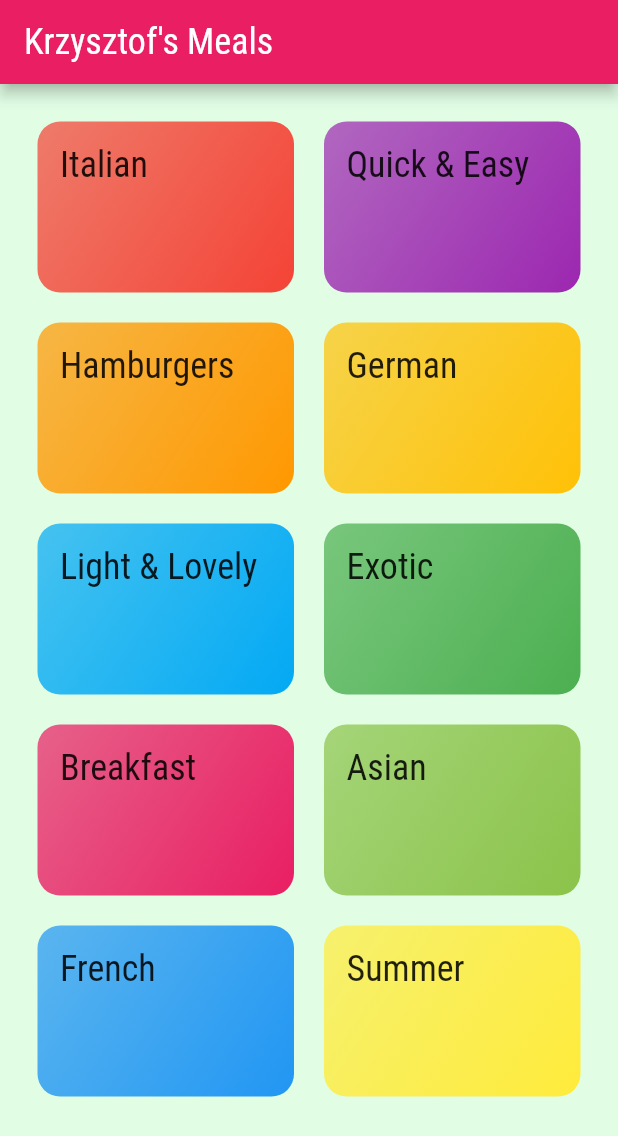
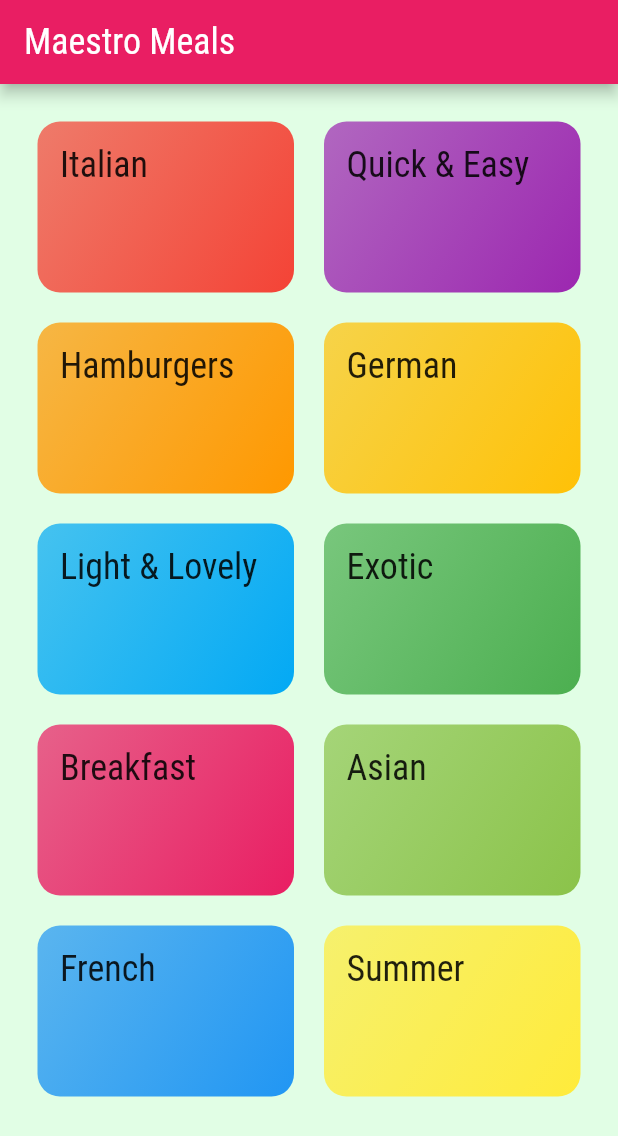
Before and after one commit to dogman223/meals_app, a Flutter app: the screen it shows after launch, on a phone screen of 412 x 824 dp. Shown: the top 1136 px of the screen. Run offline on Flutter 3.47's test engine with Material 2 defaults, Android fonts, the phone set to English and light mode, and no system bars.

```diff
--- a/lib/categories_screen.dart
+++ b/lib/categories_screen.dart
@@ -1,17 +1,18 @@
 import 'package:flutter/material.dart';
 import 'package:flutter/src/foundation/key.dart';
-import './models/category_item.dart';
+import './category_item.dart';
 import './dummy_data.dart';
 
 class CategoriesScreen extends StatelessWidget {
   @override
   Widget build(BuildContext context) {
     return Scaffold(
-      appBar: AppBar(title: const Text("Krzysztof's Meals")),
+      appBar: AppBar(title: const Text("Maestro Meals")),
       body: GridView(
           padding: const EdgeInsets.all(25),
           children: DUMMY_CATEGORIES
-              .map((catData) => CategoryItem(catData.title, catData.color))
+              .map((categoryData) => CategoryItem(
+                  categoryData.id, categoryData.title, categoryData.color))
               .toList(),
           //Project of grid apperance:
           gridDelegate: SliverGridDelegateWithMaxCrossAxisExtent(
--- a/lib/category_item.dart
+++ b/lib/category_item.dart
@@ -3,21 +3,22 @@ import 'package:flutter/src/foundation/key.dart';
 import 'package:flutter_complete_guide/category_meals_screen.dart';
 
 class CategoryItem extends StatelessWidget {
+  final String id;
   final String title;
   final Color color;
 
-  CategoryItem(this.title, this.color);
+  CategoryItem(this.id, this.title, this.color);
 
   void selectCategory(BuildContext context) {
     Navigator.of(context).push(MaterialPageRoute(builder: (_) {
-      return CategoryMealsScreen();
+      return CategoryMealsScreen(id, title);
     }));
   }
 
   @override
   Widget build(BuildContext context) {
     return InkWell(
-      onTap: () => selectCategory,
+      onTap: () => selectCategory(context),
       splashColor: Theme.of(context).primaryColor,
       borderRadius: BorderRadius.circular(15),
       child: Container(
--- a/lib/main.dart
+++ b/lib/main.dart
@@ -1,4 +1,5 @@
 import 'package:flutter/material.dart';
+import './category_meals_screen.dart';
 import './categories_screen.dart';
 
 void main() => runApp(MyApp());
@@ -7,7 +8,7 @@ class MyApp extends StatelessWidget {
   @override
   Widget build(BuildContext context) {
     return MaterialApp(
-      title: 'KrzysztofMeals',
+      title: 'Maestro Meals',
       theme: ThemeData(
         primarySwatch: Colors.pink,
         canvasColor: Color.fromRGBO(225, 254, 229, 1),
@@ -18,6 +19,7 @@ class MyApp extends StatelessWidget {
             ),
       ),
       home: CategoriesScreen(),
+      routes: {'/categories-meals': (context) => CategoryMealsScreen()},
     );
   }
 }
```
Also changed, not shown: lib/category_meals_screen.dart (+5 -6 lines).
